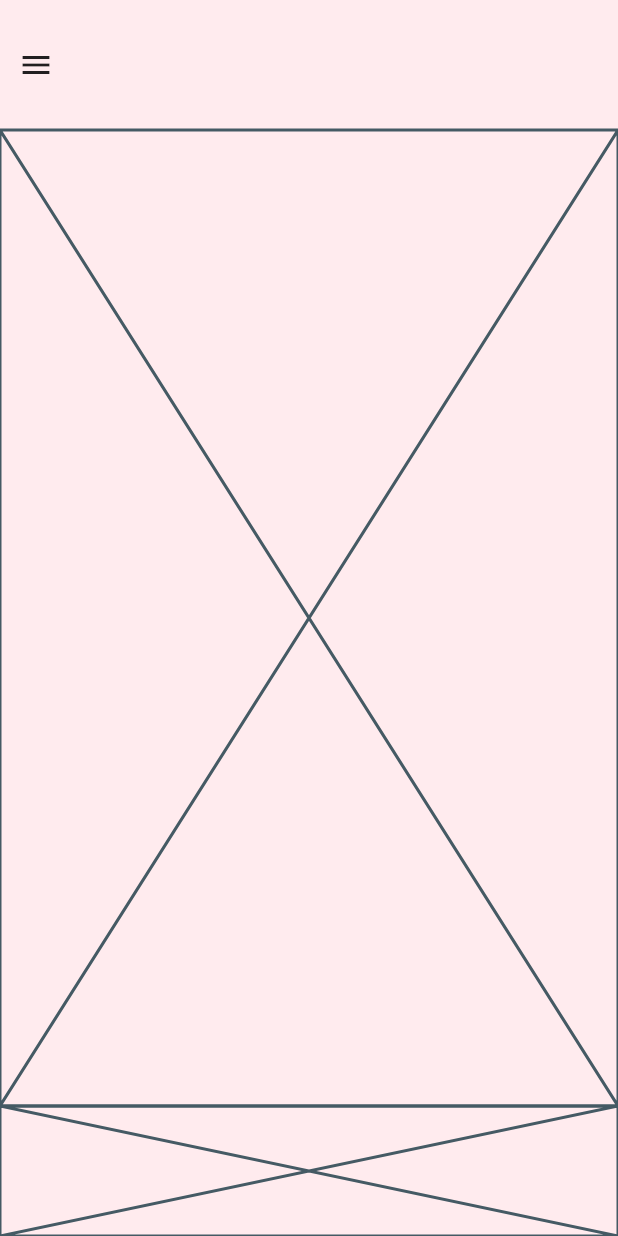
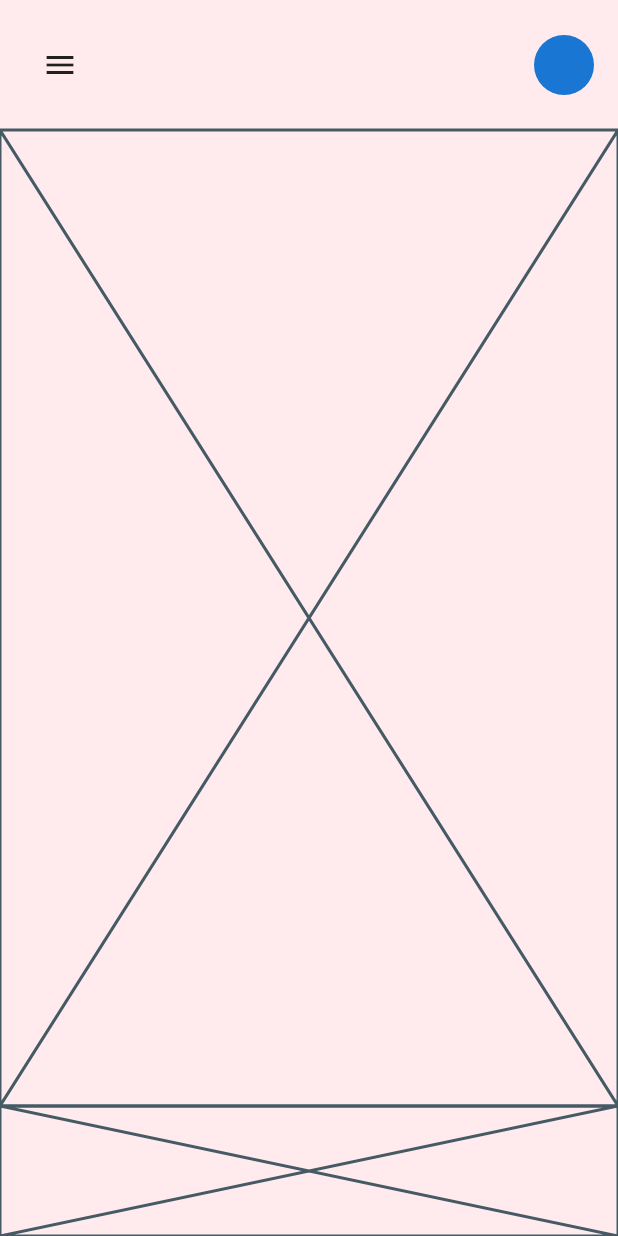
Before and after one commit to JAICHANGPARK/flutter_notebook_11th_story, a Flutter app: the screen it shows after launch, on a phone screen of 412 x 824 dp. Run offline on Flutter 3.47's test engine with Material 2 defaults, Android fonts, the phone set to English and light mode, and no system bars; our stand-ins replace backdrop, badges, flutter_inner_drawer, flutter_slidable, flutter_swiper, google_fonts.

Commit message:
Update bank_balance_page.dart

```diff
--- a/lib/ep749_bank_app/ui/bank_balance_page.dart
+++ b/lib/ep749_bank_app/ui/bank_balance_page.dart
@@ -18,14 +18,20 @@ class _BankBalancePageState extends State<BankBalancePage> {
           children: [
             Expanded(
                 flex: 2,
+                child: Padding(
+                  padding: const EdgeInsets.symmetric(horizontal: 16),
                   child: Row(
+                    mainAxisAlignment: MainAxisAlignment.spaceBetween,
                     children: [
                       IconButton(
                           onPressed: () {
                             scaffoldKey.currentState!.openDrawer();
                           },
-                        icon: Icon(Icons.menu))
+                          icon: Icon(Icons.menu)),
+                      CircleAvatar(),
+
                     ],
+                  ),
                 )),
             Expanded(flex: 15, child: Placeholder()),
             Expanded(flex: 2, child: Placeholder()),
```
Lines whose indentation alone changed are shown as unchanged.
